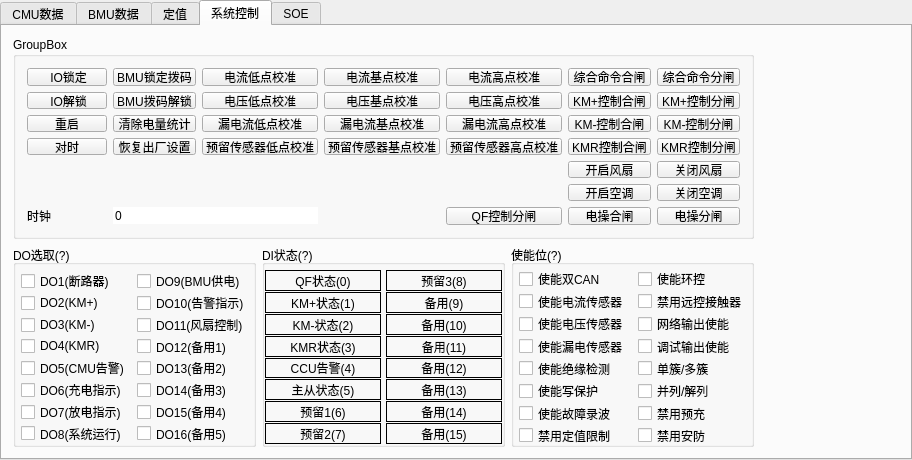
Above: widget.ui from Shogpe/bmsTool before the change. Below: the same form after it.
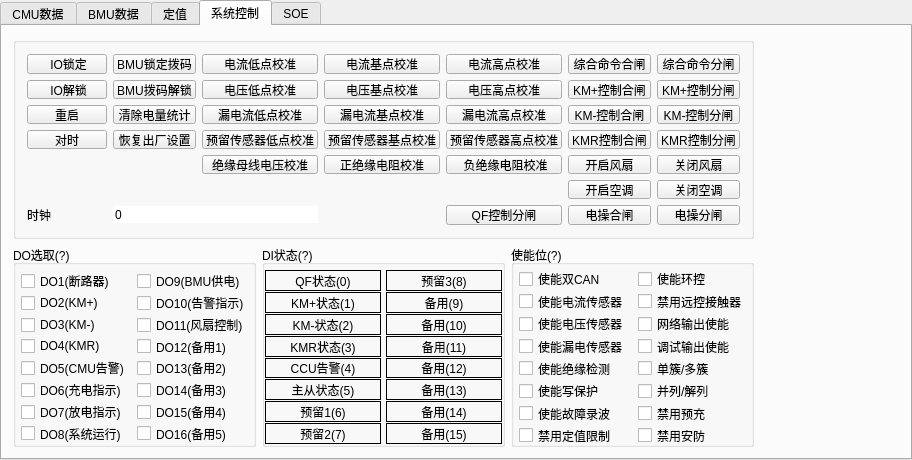
That is the form after the change. The open tabs and pages were chosen to show the change. Custom widgets are drawn as their Qt base class.

Commit message: feat:加入输入弹窗,增加绝缘板参数校准

Patch:
```diff
--- a/widget.ui
+++ b/widget.ui
@@ -6716,8 +6716,11 @@
       <layout class="QGridLayout" name="gridLayout_7">
        <item row="0" column="0" colspan="3">
         <widget class="QGroupBox" name="groupBox">
-         <property name="title">
-          <string>GroupBox</string>
+         <property name="flat">
+          <bool>true</bool>
+         </property>
+         <property name="checkable">
+          <bool>false</bool>
          </property>
          <layout class="QGridLayout" name="gridLayout_3">
           <item row="0" column="6">
@@ -7231,6 +7234,45 @@
             </property>
            </widget>
           </item>
+          <item row="5" column="2">
+           <widget class="QPushButton" name="btnRUAdj">
+            <property name="sizePolicy">
+             <sizepolicy hsizetype="Preferred" vsizetype="Fixed">
+              <horstretch>0</horstretch>
+              <verstretch>0</verstretch>
+             </sizepolicy>
+            </property>
+            <property name="text">
+             <string>绝缘母线电压校准</string>
+            </property>
+           </widget>
+          </item>
+          <item row="5" column="3">
+           <widget class="QPushButton" name="btnRpAdj">
+            <property name="sizePolicy">
+             <sizepolicy hsizetype="Preferred" vsizetype="Fixed">
+              <horstretch>0</horstretch>
+              <verstretch>0</verstretch>
+             </sizepolicy>
+            </property>
+            <property name="text">
+             <string>正绝缘电阻校准</string>
+            </property>
+           </widget>
+          </item>
+          <item row="5" column="4">
+           <widget class="QPushButton" name="btnRnAdj">
+            <property name="sizePolicy">
+             <sizepolicy hsizetype="Preferred" vsizetype="Fixed">
+              <horstretch>0</horstretch>
+              <verstretch>0</verstretch>
+             </sizepolicy>
+            </property>
+            <property name="text">
+             <string> 负绝缘电阻校准</string>
+            </property>
+           </widget>
+          </item>
          </layout>
         </widget>
        </item>
```
Left out of the diff: 44 changed lines with no effect on the pictures. The commit also changes 8 other files.
